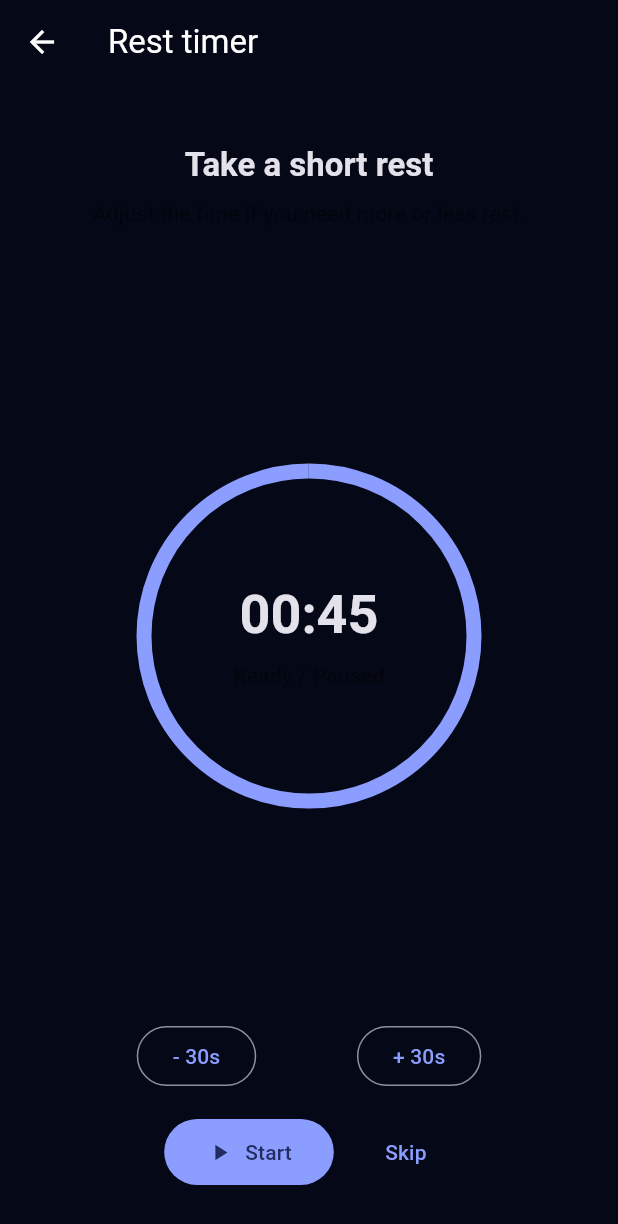
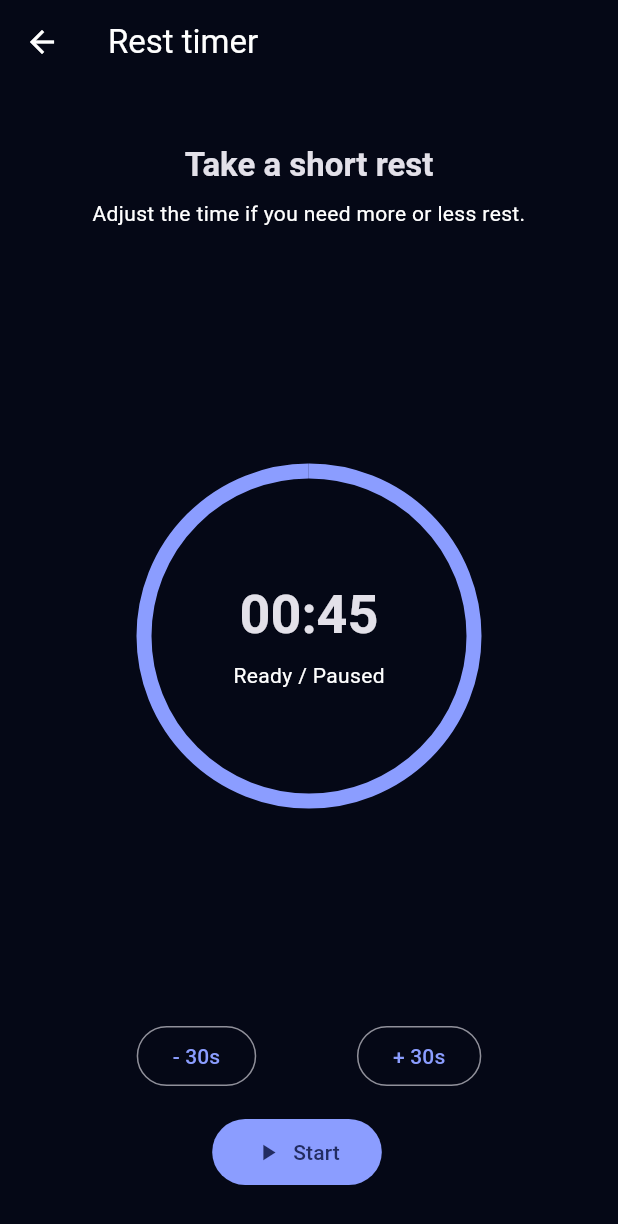
Before and after one commit to mohammed-gits/MyFitnessPal, a Flutter app: the RestTimerPage screen opened directly, on a phone screen of 412 x 824 dp. Shown: the top 1224 px of the screen. Run offline on Flutter 3.47's test engine with Material 3 defaults, Android fonts, the phone set to English and light mode, and no system bars; our stand-ins replace shared_preferences; accounts and stored records are empty.

Commit message:
Improvements in the UI 2

```diff
--- a/lib/screens/timer_screen.dart
+++ b/lib/screens/timer_screen.dart
@@ -124,7 +124,7 @@ class _RestTimerPageState extends State<RestTimerPage> {
                 'Adjust the time if you need more or less rest.',
                 textAlign: TextAlign.center,
                 style: theme.textTheme.bodyMedium?.copyWith(
-                  color: Colors.black54,
+                  color: Colors.white,
                 ),
               ),
               const SizedBox(height: 32),
@@ -161,7 +161,7 @@ class _RestTimerPageState extends State<RestTimerPage> {
                                   : 'Ready / Paused',
                               style:
                               theme.textTheme.bodyMedium?.copyWith(
-                                color: Colors.black54,
+                                color: Colors.white,
                               ),
                             ),
                           ],
@@ -208,15 +208,6 @@ class _RestTimerPageState extends State<RestTimerPage> {
                     ),
                   ),
                   const SizedBox(width: 16),
-                  TextButton(
-                    onPressed: () {
-                      _pauseTimer();
-                      if (Navigator.of(context).canPop()) {
-                        Navigator.of(context).pop();
-                      }
-                    },
-                    child: const Text('Skip'),
-                  ),
                 ],
               ),
 
--- a/lib/screens/workouts_screen.dart
+++ b/lib/screens/workouts_screen.dart
@@ -218,7 +218,7 @@ class _WorkoutsScreenState extends State<WorkoutsScreen> {
 
             // Menu
             PopupMenuButton<String>(
-              color: const Color(0xFF1E1F24), // dark rounded menu
+              color: const Color(0xFF1E1F24),
               shape: RoundedRectangleBorder(
                 borderRadius: BorderRadius.circular(14),
               ),
```
